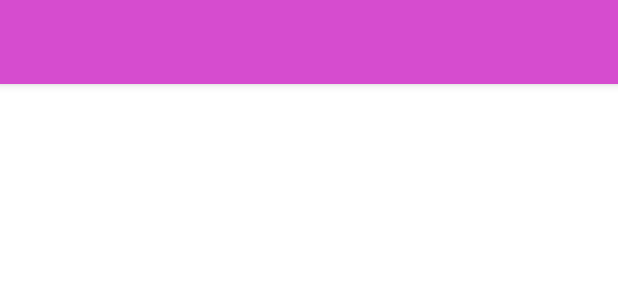
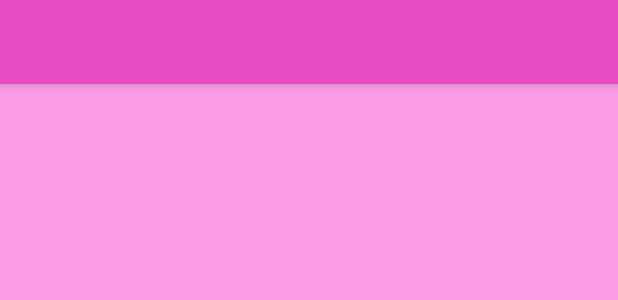
Before and after one commit to arnaumolins/flaminGoes, an Android app: the layout activity_main.xml on its own in the app's theme, with its tools: preview values and no code run, on a phone screen of 412 x 824 dp. Shown: the top 300 px of the screen. Run offline under Robolectric (Android 15) with nearby library versions, the light colour scheme and no system bars.

Commit message:
Primary and secondary color changed.

```diff
--- a/app/src/main/res/layout/activity_main.xml
+++ b/app/src/main/res/layout/activity_main.xml
@@ -4,7 +4,8 @@
     xmlns:tools="http://schemas.android.com/tools"
     android:layout_width="match_parent"
     android:layout_height="match_parent"
-    tools:context=".MainActivity">
+    tools:context=".MainActivity"
+    android:background="#FA9CE5">
 
     <com.google.android.material.appbar.AppBarLayout
         android:layout_width="match_parent"
@@ -13,7 +14,8 @@
         <androidx.appcompat.widget.Toolbar
             android:id="@+id/main_toolbar"
             android:layout_width="match_parent"
-            android:layout_height="?attr/actionBarSize"/>
+            android:layout_height="?attr/actionBarSize"
+            android:background="#E94BC6"/>
 
     </com.google.android.material.appbar.AppBarLayout>
 
--- a/app/src/main/res/values/styles.xml
+++ b/app/src/main/res/values/styles.xml
@@ -2,8 +2,8 @@
     <!-- Base application theme. -->
     <style name="Theme.FlaminGoes" parent="Theme.MaterialComponents.Light.NoActionBar">
         <!-- Primary brand color. -->
-        <item name="colorPrimary">#D64CCF</item>
-        <item name="colorPrimaryVariant">@color/purple_200</item>
+        <item name="colorPrimary">#E94BC6</item>
+        <item name="colorPrimaryVariant">#FA9CE5</item>
         <item name="colorOnPrimary">#885AA8</item>
         <!-- Secondary brand color. -->
         <item name="colorSecondary">@color/teal_200</item>
```
